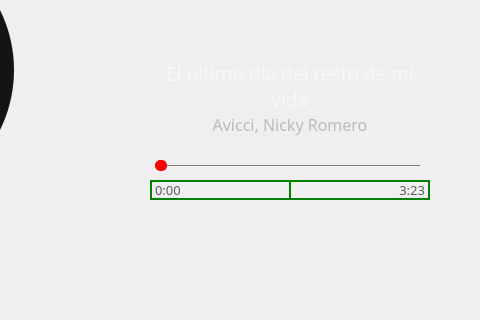
Old version of the form GUI_WIDGETS/Dashboard/dashboard.ui in the repository PortiESP/PortiOS; both pictures show x 320 to 800 and y 160 to 480 of the 800 by 480 pixel window.
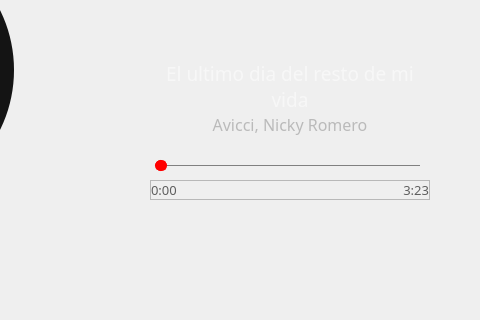
New version of the form. Icons and pictures are not drawn.

```diff
--- a/GUI_WIDGETS/Dashboard/dashboard.ui
+++ b/GUI_WIDGETS/Dashboard/dashboard.ui
@@ -404,8 +404,7 @@
         </size>
        </property>
        <property name="styleSheet">
-        <string notr="true">color: rgb(94, 94, 94);
-border:1px solid green;</string>
+        <string notr="true">color: rgb(94, 94, 94);</string>
        </property>
        <property name="frameShape">
         <enum>QFrame::StyledPanel</enum>
```
